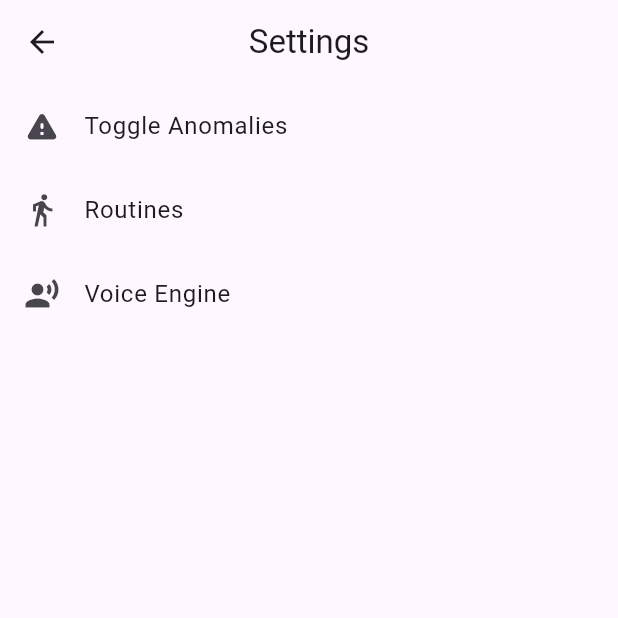
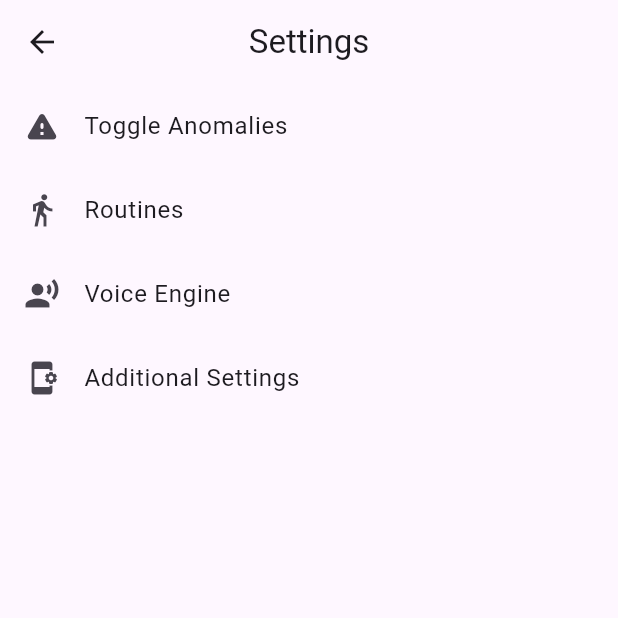
Before and after one commit to QuickAxe/RADCM, a Flutter app: the SettingsScreen screen opened by its route, on a phone screen of 412 x 824 dp, the top half of it. Run offline on Flutter 3.47's test engine with Material 3 defaults, Android fonts, the phone set to English and light mode, and no system bars; our stand-ins replace flutter_map, fluttertoast, geolocator, latlong2, rxdart, sensors_plus and 1 more; missing offline and left inert: android_intent_plus, flutter_isolate, flutter_rotation_sensor.

```diff
--- a/App/lib/main.dart
+++ b/App/lib/main.dart
@@ -1,5 +1,6 @@
 import 'package:app/pages/home_screen.dart';
 import 'package:app/pages/settings_screen.dart';
+import 'package:app/pages/settings_screens/additional_settings.dart';
 import 'package:app/pages/settings_screens/routines.dart';
 import 'package:app/pages/settings_screens/toggle_anomalies.dart';
 import 'package:app/pages/settings_screens/voice_engine.dart';
@@ -54,6 +55,7 @@ class _MyAppState extends State<MyApp> {
         '/toggle_anomalies': (context) => ToggleAnomaliesScreen(),
         '/routines': (context) => RoutinesScreen(),
         '/voice_engine': (context) => VoiceEngineScreen(),
+        '/additional_settings': (context) => AdditionalSettings(),
       },
     );
   }
--- a/App/lib/pages/settings_screen.dart
+++ b/App/lib/pages/settings_screen.dart
@@ -38,6 +38,13 @@ class _SettingsScreenState extends State<SettingsScreen> {
               Navigator.pushNamed(context, '/voice_engine');
             },
           ),
+          ListTile(
+            title: const Text('Additional Settings'),
+            leading: const Icon(Icons.app_settings_alt),
+            onTap: () {
+              Navigator.pushNamed(context, '/additional_settings');
+            },
+          ),
         ],
       ),
     );
```
Also changed, not shown: App/lib/pages/settings_screens/additional_settings.dart (added, +41 -0 lines), App/lib/services/providers/permissions.dart (+30 -2 lines), App/pubspec.yaml (+1 -9 lines), App/pubspec.lock.
